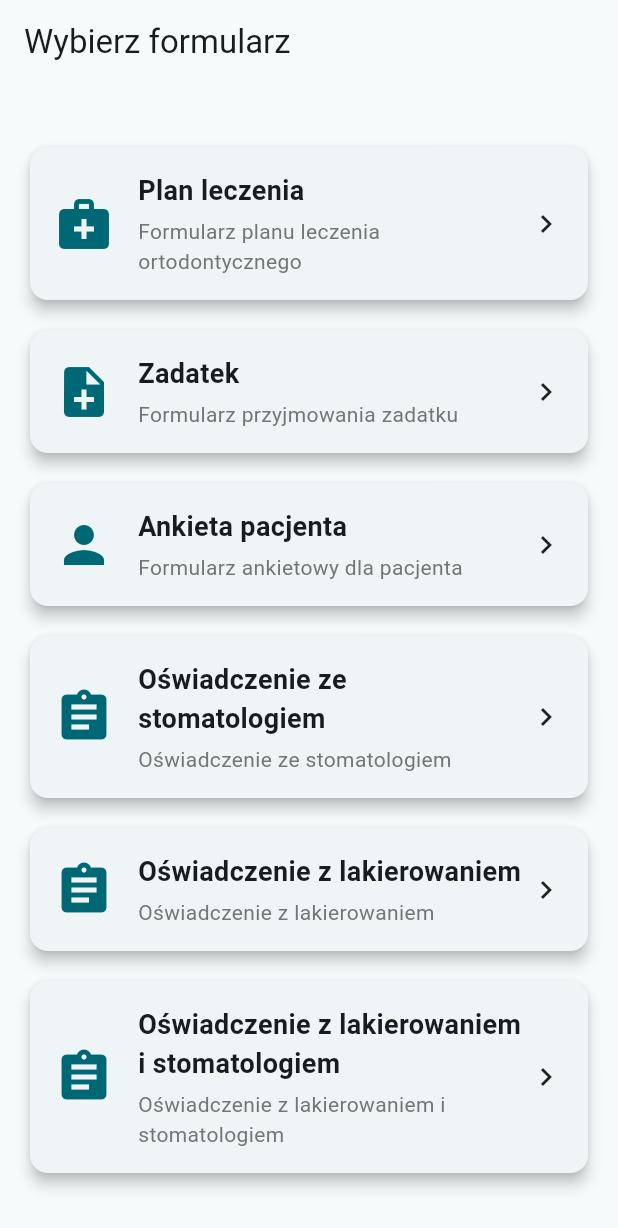
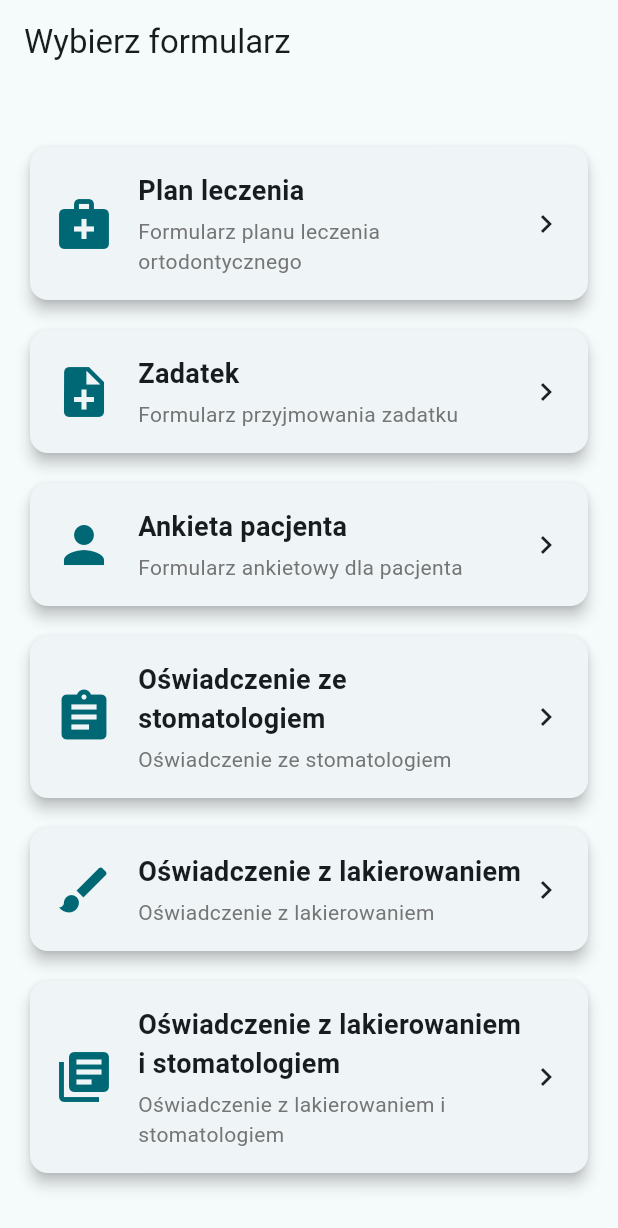
Before and after one commit to ruffaaw/formularze-stomatologia, a Flutter app: the screen it shows after launch, on a phone screen of 412 x 824 dp. Shown: the top 1228 px of the screen. Run offline on Flutter 3.47's test engine with Material 3 defaults, Android fonts, the phone set to English and light mode, and no system bars; our stand-ins replace email_validator, pdf, permission_handler, printing; missing offline and left inert: syncfusion_flutter_signaturepad.

Commit message:
feat: corrected icons

```diff
--- a/lib/main.dart
+++ b/lib/main.dart
@@ -71,7 +71,7 @@ class FormSelectionScreen extends StatelessWidget {
             const SizedBox(height: 20),
             _buildFormCard(
               context,
-              icon: Icons.assignment,
+              icon: Icons.brush,
               title: 'Oświadczenie z lakierowaniem',
               description: 'Oświadczenie z lakierowaniem',
               screen: const StatementWithVarnishScreen(),
@@ -79,7 +79,7 @@ class FormSelectionScreen extends StatelessWidget {
             const SizedBox(height: 20),
             _buildFormCard(
               context,
-              icon: Icons.assignment,
+              icon: Icons.library_books,
               title: 'Oświadczenie z lakierowaniem i stomatologiem',
               description: 'Oświadczenie z lakierowaniem i stomatologiem',
               screen: const StatementWithVarnishAndDentistScreen(),
```
